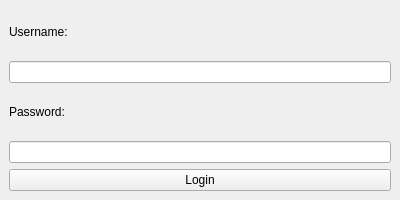
Before: the Qt Designer form RaspPiReader/qt/login.ui in ayroop/RaspPiReader, drawn with Qt 5.
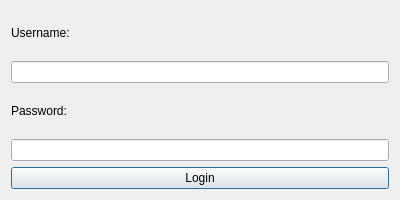
After: the same form once the commit is applied.

```diff
--- a/RaspPiReader/qt/login.ui
+++ b/RaspPiReader/qt/login.ui
@@ -1,7 +1,7 @@
 <?xml version="1.0" encoding="UTF-8"?>
 <ui version="4.0">
  <class>LoginForm</class>
- <widget class="QMainWindow" name="LoginForm">
+ <widget class="QDialog" name="LoginForm">
   <property name="geometry">
    <rect>
     <x>0</x>
@@ -13,7 +13,6 @@
   <property name="windowTitle">
    <string>Login</string>
   </property>
-  <widget class="QWidget" name="centralwidget">
    <layout class="QVBoxLayout" name="verticalLayout">
     <item>
      <widget class="QLabel" name="label">
@@ -47,7 +46,6 @@
      </widget>
     </item>
    </layout>
-  </widget>
  </widget>
  <resources/>
  <connections/>
```
Left out of the diff: 1 changed line with no effect on the pictures. Lines whose indentation alone changed are shown as unchanged.
